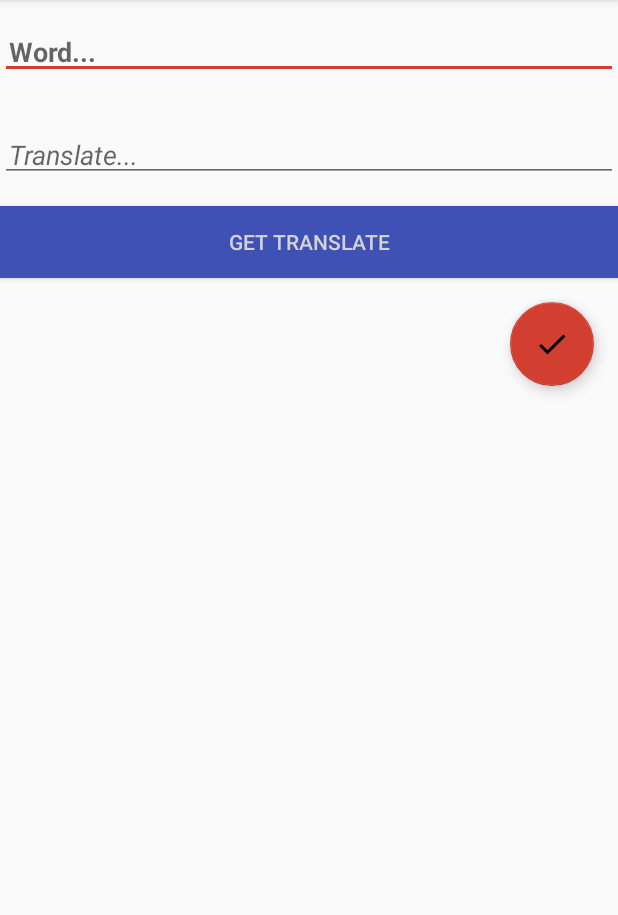
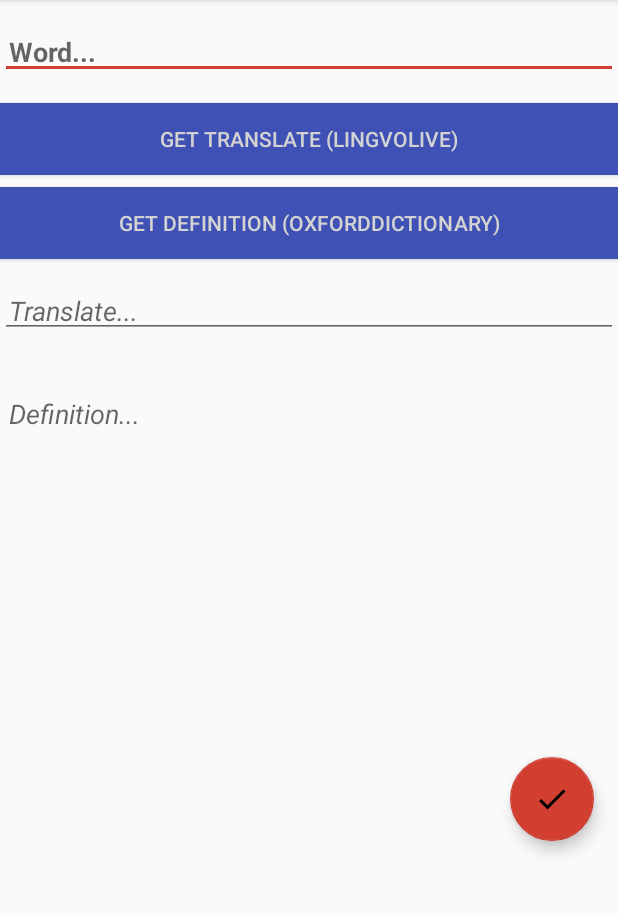
Before and after one commit to parshin/RoomWordSamle, an Android app: the NewWordActivity screen opened directly, with no data from a screen before it, on a phone screen of 412 x 824 dp, the part 84-999 px from its top. Run offline under Robolectric (Android 15) with nearby library versions, the phone set to English and light mode, and no system bars; our stand-ins replace Volley.

Commit message:
Oxford dictionary definition api added.

```diff
--- a/app/src/main/java/com/example/msi/roomwordsample/MainActivity.java
+++ b/app/src/main/java/com/example/msi/roomwordsample/MainActivity.java
@@ -102,7 +102,9 @@ public class MainActivity extends AppCompatActivity {
 
         if (requestCode == NEW_WORD_ACTIVITY_REQUEST_CODE && resultCode == RESULT_OK) {
             Word word = new Word(data.getStringExtra(NewWordActivity.EXTRA_REPLY_WORD),
-                            data.getStringExtra(NewWordActivity.EXTRA_REPLY_TRANSLATE));
+                            data.getStringExtra(NewWordActivity.EXTRA_REPLY_TRANSLATE),
+                            data.getStringExtra(NewWordActivity.EXTRA_REPLY_DEFINITION)
+            );
 //            Word translate = new Word(data.getStringExtra(NewWordActivity.EXTRA_REPLY_TRANSLATE));
             mWordViewModel.insert(word);
         } else if (requestCode == WORD_ACTIVITY_REQUEST_CODE && resultCode == RESULT_OK){
--- a/app/src/main/res/layout/activity_new_word.xml
+++ b/app/src/main/res/layout/activity_new_word.xml
@@ -16,6 +16,24 @@
         android:layout_marginTop="@dimen/big_padding"
         android:textSize="18sp" />
 
+    <Button
+        android:id="@+id/button_get_translate"
+        android:layout_width="match_parent"
+        android:layout_height="wrap_content"
+        android:background="@color/colorPrimary"
+        android:text="@string/button_get_translate"
+        android:textColor="@color/buttonLabel" />
+
+    <Button
+        android:id="@+id/button_get_definition"
+        android:layout_width="match_parent"
+        android:layout_height="wrap_content"
+        android:layout_marginTop="8dp"
+        android:background="@color/colorPrimary"
+        android:padding="6dp"
+        android:text="@string/button_get_definition"
+        android:textColor="@color/buttonLabel" />
+
     <EditText
         android:id="@+id/edit_new_translate"
         style="@style/word_translate"
@@ -28,22 +46,16 @@
         android:layout_marginTop="@dimen/big_padding"
         android:textSize="18sp" />
 
-    <!--<Button-->
-        <!--android:id="@+id/button_save"-->
-        <!--android:layout_width="match_parent"-->
-        <!--android:layout_height="wrap_content"-->
-        <!--android:background="@color/colorPrimary"-->
-        <!--android:text="@string/button_save"-->
-        <!--android:textColor="@color/buttonLabel" />-->
-    <!---->
-
-    <Button
-        android:id="@+id/button_get_translate"
+    <TextView
+        android:id="@+id/text_definition"
+        style="@style/word_definition"
         android:layout_width="match_parent"
-        android:layout_height="wrap_content"
-        android:background="@color/colorPrimary"
-        android:text="@string/button_get_translate"
-        android:textColor="@color/buttonLabel"/>
+        android:layout_height="215dp"
+        android:layout_marginBottom="@dimen/big_padding"
+        android:layout_marginTop="@dimen/big_padding"
+        android:hint="@string/hint_definition"
+        android:padding="@dimen/small_padding"
+        android:textSize="18sp" />
 
     <android.support.design.widget.FloatingActionButton
         android:id="@+id/fab_save"
@@ -51,12 +63,12 @@
         android:layout_height="wrap_content"
         android:layout_gravity="bottom|end"
         android:layout_margin="@dimen/fab_margin"
-        android:src="@drawable/ic_done_black_24dp"/>
+        android:src="@drawable/ic_done_black_24dp" />
 
-    <TextView
-        android:id="@+id/response_text"
-        android:layout_width="match_parent"
-        android:layout_height="match_parent" />
+    <!--<TextView-->
+        <!--android:id="@+id/response_text"-->
+        <!--android:layout_width="match_parent"-->
+        <!--android:layout_height="match_parent" />-->
 
     <!--<Button-->
         <!--android:id="@+id/button_google_translate"-->
--- a/app/src/main/res/values/strings.xml
+++ b/app/src/main/res/values/strings.xml
@@ -4,13 +4,15 @@
 
     <string name="hint_word">Word...</string>
     <string name="hint_translate">Translate...</string>
+    <string name="hint_definition">Definition...</string>
     <string name="button_save">Save</string>
     <string name="empty_not_saved">Word not saved because it is empty.</string>
     <string name="title_activity_word">WordActivity</string>
     <string name="word_activity_text">word</string>
     <string name="translate_activity_text">translate</string>
     <string name="button_google_translate">get google translate</string>
-    <string name="button_get_translate">get translate</string>
+    <string name="button_get_translate">get translate (lingvolive)</string>
+    <string name="button_get_definition">get definition (oxforddictionary)</string>
     <string name="title_activity_view_word">ViewWordActivity</string>
     <string name="section_format">Hello World from section: %1$d</string>
 </resources>
--- a/app/src/main/res/values/styles.xml
+++ b/app/src/main/res/values/styles.xml
@@ -36,4 +36,14 @@
         <item name="android:layout_marginBottom">6dp</item>
         <item name="android:paddingLeft">8dp</item>
     </style>
+
+    <style name="word_definition">
+        <item name="android:layout_width">match_parent</item>
+        <item name="android:layout_height">50dp</item>
+        <item name="android:textSize">18dp</item>
+        <item name="android:textStyle">italic</item>
+        <item name="android:layout_marginBottom">6dp</item>
+        <item name="android:paddingLeft">8dp</item>
+    </style>
+
 </resources>
```
Also changed, not shown: app/src/main/java/com/example/msi/roomwordsample/NewWordActivity.java (+107 -31 lines), app/src/main/java/com/example/msi/roomwordsample/ViewWordActivity.java (+12 -6 lines), app/src/main/java/com/example/msi/roomwordsample/Word.java (+9 -1 lines).
